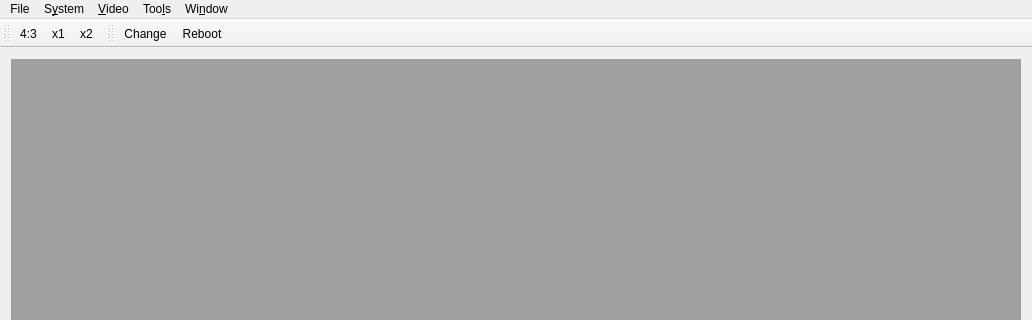
The window that source/frontends/qapple/qapple.ui (AppleWin/AppleWin) describes before a commit, drawn with Qt 5; both pictures show x 0 to 1032 and y 0 to 320 of the 1032 by 762 pixel window.
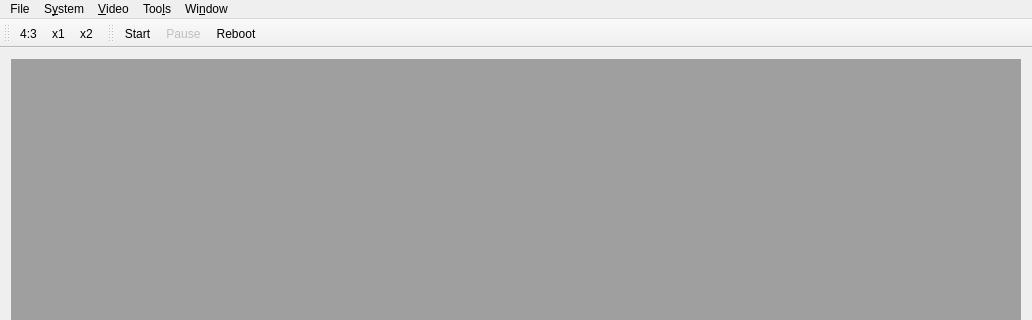
The same window after the commit.

Commit message:
actionChange was a bit complicated.
Just use plain start / stop.

Diff of the .ui file:
```diff
--- a/source/frontends/qapple/qapple.ui
+++ b/source/frontends/qapple/qapple.ui
@@ -97,7 +97,8 @@
    <attribute name="toolBarBreak">
     <bool>false</bool>
    </attribute>
-   <addaction name="actionChange"/>
+   <addaction name="actionStart"/>
+   <addaction name="actionPause"/>
    <addaction name="actionReboot"/>
   </widget>
   <action name="actionStart">
@@ -148,11 +149,6 @@
     <string>&amp;Options...</string>
    </property>
   </action>
-  <action name="actionChange">
-   <property name="text">
-    <string>Change</string>
-   </property>
-  </action>
   <action name="actionLoad_state">
    <property name="text">
     <string>Load state</string>
```
Left out of the diff: 4 changed lines with no effect on the pictures. The commit also changes 1 other file.
